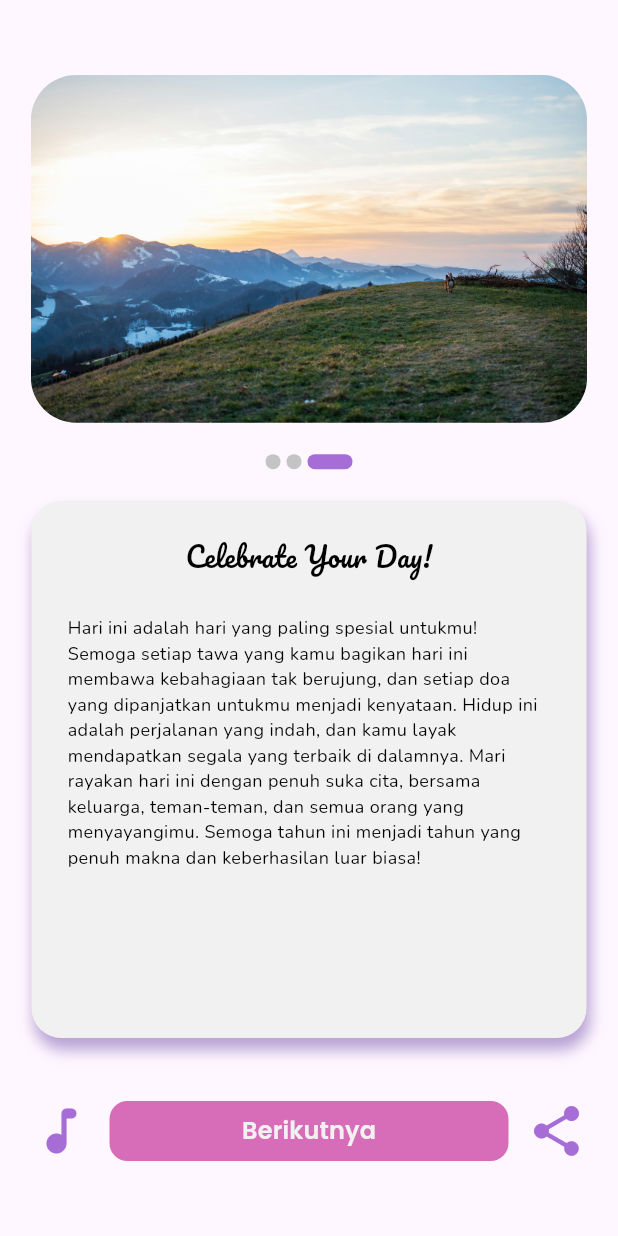
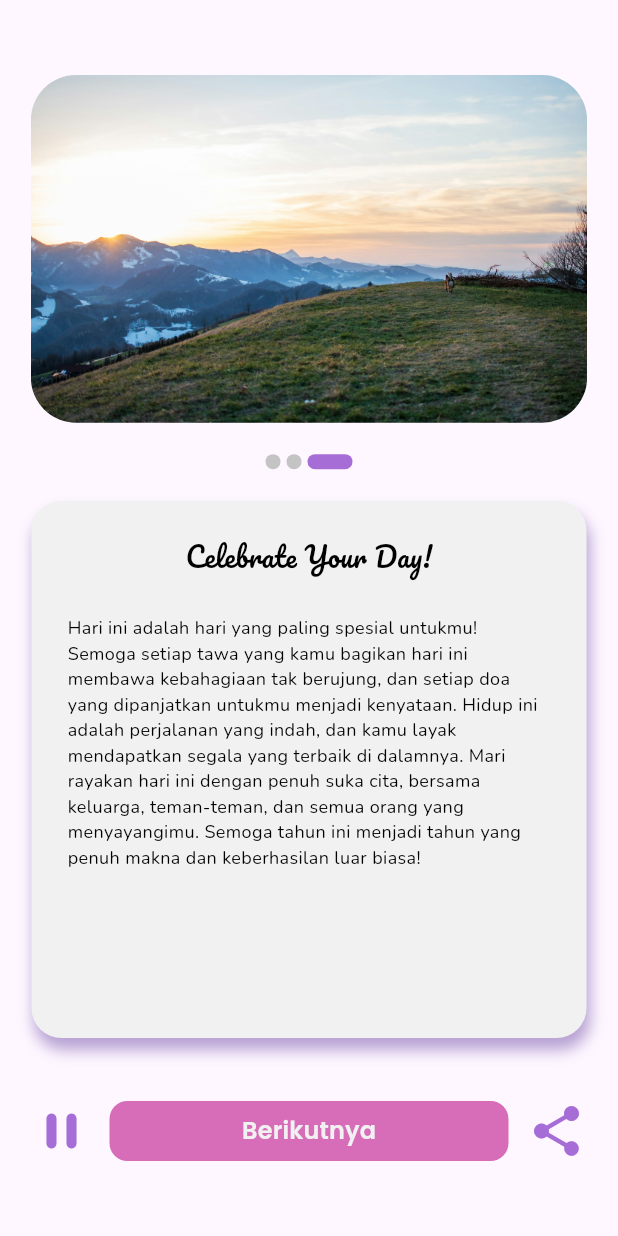
Before and after one commit to southampere28/celebrate_app, a Flutter app: the ContentPage screen opened directly, on a phone screen of 412 x 824 dp. Run offline on Flutter 3.47's test engine with Material 3 defaults, Android fonts, the phone set to English and light mode, and no system bars; drawn by our look-alikes of carousel_slider; our stand-ins replace audioplayers, fluttertoast, google_fonts, google_generative_ai, image_picker, screenshot and 1 more.

Commit message:
update bug play audio

```diff
--- a/lib/content_page.dart
+++ b/lib/content_page.dart
@@ -16,7 +16,57 @@ class ContentPage extends StatefulWidget {
 }
 
 class _ContentPageState extends State<ContentPage> {
-  final player = AudioPlayer();
+  late AudioPlayer player = AudioPlayer();
+  bool isPlaying = false;
+
+  @override
+  void initState() {
+    super.initState();
+
+    // Create the audio player.
+    player = AudioPlayer();
+
+    // Set the release mode to keep the source after playback has completed.
+    player.setReleaseMode(ReleaseMode.stop);
+
+    player.onPlayerComplete.listen((event) {
+      setState(() {
+        isPlaying = false;
+      });
+    });
+
+    // Start the player as soon as the app is displayed.
+    WidgetsBinding.instance.addPostFrameCallback((_) async {
+      await player.setSource(AssetSource('happybirthdaysong.mp3'));
+      await player.resume();
+    });
+    setState(() {
+      isPlaying = true;
+    });
+  }
+
+  @override
+  void dispose() {
+    // Release all sources and dispose the player.
+    player.dispose();
+
+    super.dispose();
+  }
+
+  Future<void> _play() async {
+    await player.resume();
+    setState(() {
+      isPlaying = true;
+    });
+  }
+
+  Future<void> _pause() async {
+    await player.pause();
+    setState(() {
+
+    isPlaying = false;
+    });
+  }
 
   @override
   Widget build(BuildContext context) {
@@ -130,10 +180,11 @@ class _ContentPageState extends State<ContentPage> {
           children: [
             GestureDetector(
               onTap: () {
-                player.play(AssetSource('assets/happybirthdaysong.mp3'));
+                isPlaying ? _pause() : _play();
+                // player.play(AssetSource('assets/happybirthdaysong.mp3'));
               },
-              child: const Icon(
-                Icons.music_note_rounded,
+              child: Icon(
+                isPlaying ? Icons.pause_rounded : Icons.play_arrow_rounded,
                 color: primaryColor,
                 size: 40,
               ),
@@ -144,10 +195,7 @@ class _ContentPageState extends State<ContentPage> {
             Expanded(
                 child: ButtonPrimary(
               ontap: () {
-                Navigator.push(
-                    context,
-                    MaterialPageRoute(
-                        builder: (context) => const FeedBackPage()));
+                Navigator.pushNamed(context, '/feedback-page');
               },
               title: 'Berikutnya',
               bgcolor: secondaryColor,
```
Also changed, not shown: 1 other file.
